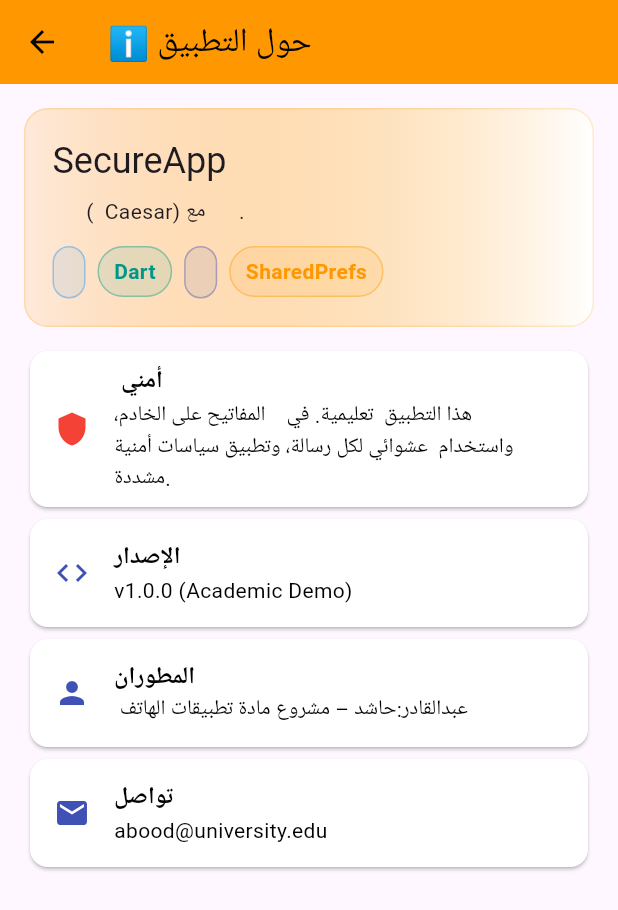
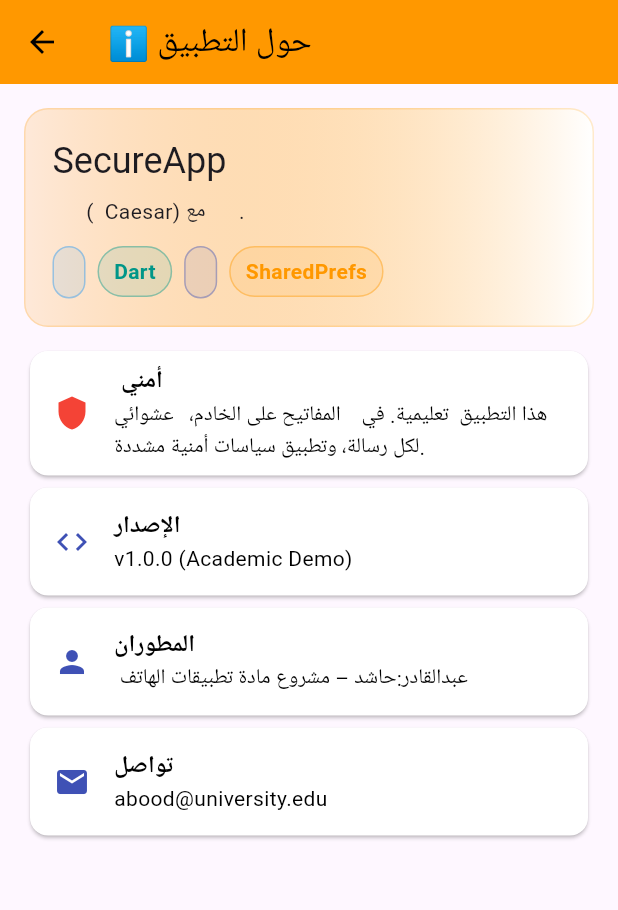
Before and after one commit to hashedalmaswi/my-project, a Flutter app: the AboutPage screen opened directly, on a phone screen of 412 x 824 dp. Shown: the top 910 px of the screen. Run offline on Flutter 3.47's test engine with Material 3 defaults, Android fonts, the phone set to English and light mode, and no system bars; our stand-ins replace shared_preferences; missing offline and left inert: encrypt; accounts and stored records are empty.

```diff
--- a/lib/about_page.dart
+++ b/lib/about_page.dart
@@ -69,7 +69,7 @@
           ),
           const SizedBox(height: 12),
           _tile(Icons.shield, ' أمني',
-              'هذا التطبيق  تعليمية. في    المفاتيح على الخادم، واستخدام  عشوائي لكل رسالة، وتطبيق سياسات أمنية مشددة.',
+              'هذا التطبيق  تعليمية. في    المفاتيح على الخادم،   عشوائي لكل رسالة، وتطبيق سياسات أمنية مشددة.',
               color: Colors.red),
           _tile(Icons.code, 'الإصدار', 'v1.0.0 (Academic Demo)'),
           _tile(Icons.person, 'المطوران', ' عبدالقادر:حاشد – مشروع مادة تطبيقات الهاتف'),
```
